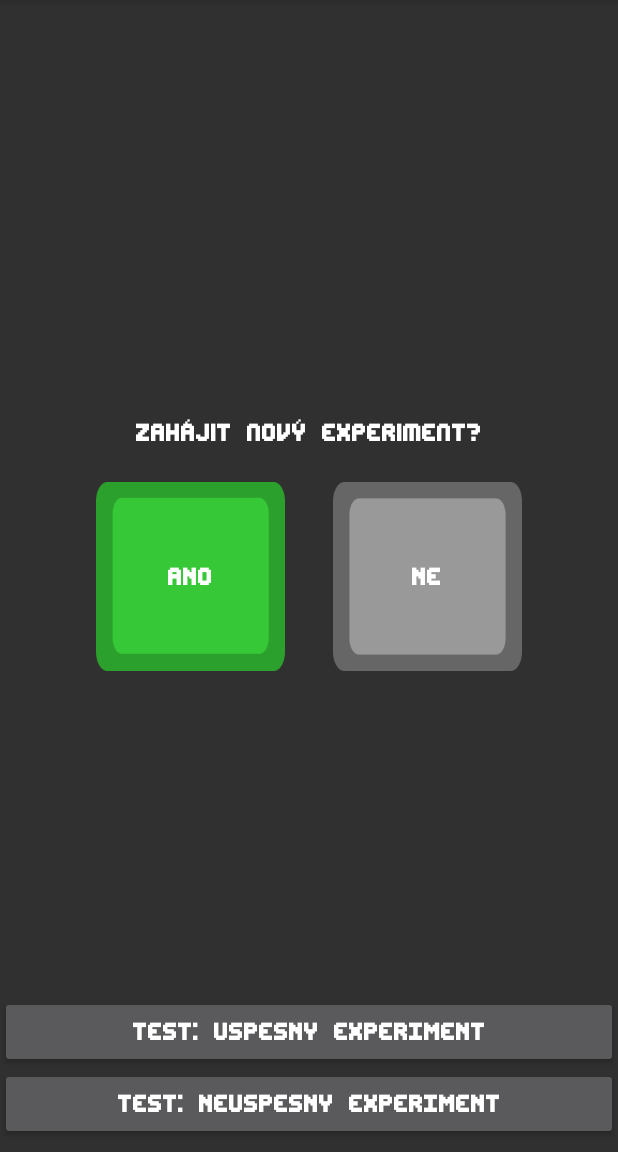
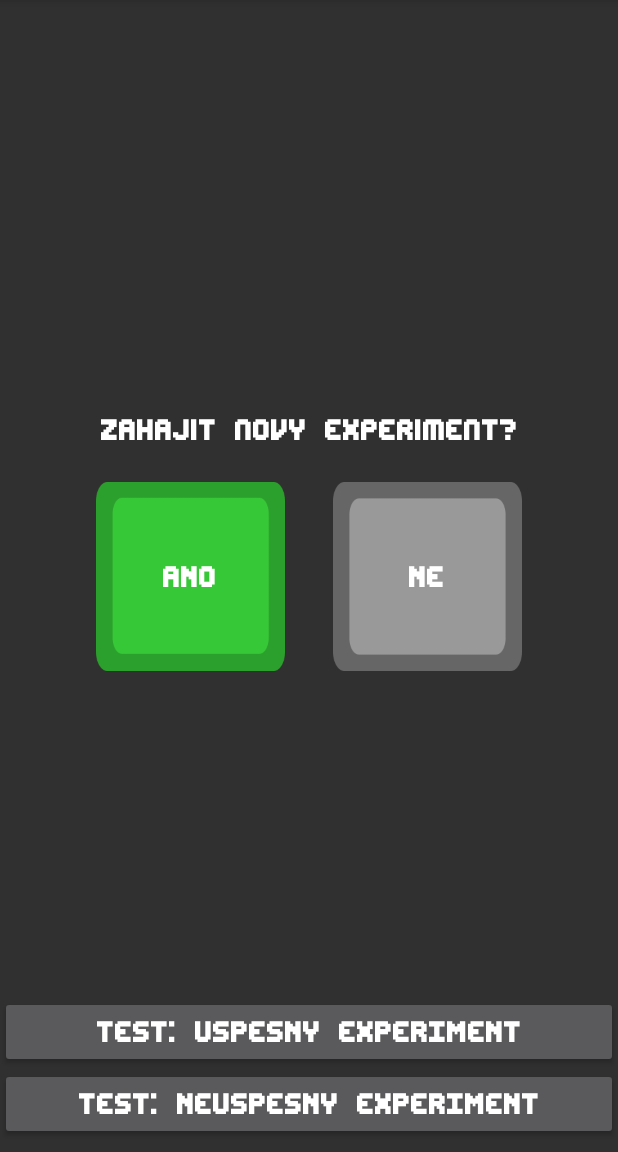
Before and after one commit to poncovka/fusion-reactor-game, an Android app: the screen it shows after launch (ReactorActivity), on a phone screen of 412 x 824 dp, the part 84-1236 px from its top. Run offline under Robolectric (Android 15) with nearby library versions, the phone set to English and light mode, and no system bars.

Commit message:
Make text larger

```diff
--- a/app/src/main/java/cz/jmpionyr/pstp/fusionreactor/ui/Button.java
+++ b/app/src/main/java/cz/jmpionyr/pstp/fusionreactor/ui/Button.java
@@ -5,6 +5,7 @@ import android.graphics.Color;
 import android.graphics.Typeface;
 import android.support.v4.content.res.ResourcesCompat;
 import android.util.AttributeSet;
+import android.util.TypedValue;
 
 import cz.jmpionyr.pstp.fusionreactor.R;
 
@@ -29,6 +30,6 @@ public class Button extends android.widget.Button {
         Typeface tf = ResourcesCompat.getFont(getContext(), R.font.main_font);
         setTypeface(tf);
         setTextColor(Color.WHITE);
-        setTextSize(20.0f);
+        setTextSize(TypedValue.COMPLEX_UNIT_SP, 24.0f);
     }
 }
--- a/app/src/main/java/cz/jmpionyr/pstp/fusionreactor/ui/TextView.java
+++ b/app/src/main/java/cz/jmpionyr/pstp/fusionreactor/ui/TextView.java
@@ -5,6 +5,7 @@ import android.graphics.Color;
 import android.graphics.Typeface;
 import android.support.v4.content.res.ResourcesCompat;
 import android.util.AttributeSet;
+import android.util.TypedValue;
 
 import cz.jmpionyr.pstp.fusionreactor.R;
 
@@ -29,7 +30,7 @@ public class TextView extends android.widget.TextView {
         Typeface tf = ResourcesCompat.getFont(getContext(), R.font.main_font);
         setTypeface(tf);
         setTextColor(Color.WHITE);
-        setTextSize(20.0f);
+        setTextSize(TypedValue.COMPLEX_UNIT_SP, 24.0f);
     }
 
 
--- a/app/src/main/res/layout/activity_reactor.xml
+++ b/app/src/main/res/layout/activity_reactor.xml
@@ -24,7 +24,7 @@
                 android:layout_marginBottom="24dp"
                 android:layout_marginEnd="24dp"
                 android:layout_marginStart="24dp"
-                android:text="Zahájit nový experiment?"
+                android:text="Zahajit novy experiment?"
                 android:textAlignment="center"
                 android:textSize="18sp"
                 app:layout_constraintBottom_toTopOf="@+id/button_yes"
```
